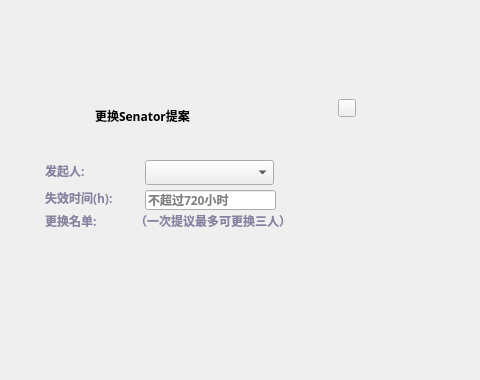
Above: LNKWallet/guard/SenatorChangeSenatorDialog.ui from HcashOrg/hx-indicator before the change; both pictures show x 285 to 765 and y 0 to 380 of the 960 by 543 pixel window. Below: the same form after it.
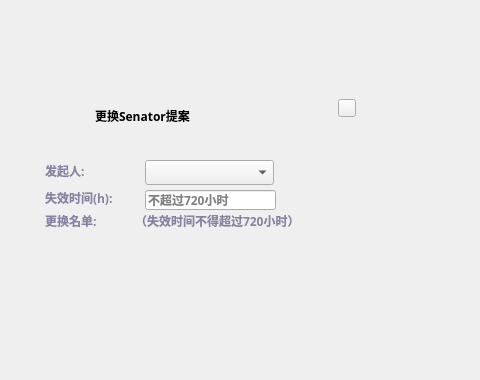
That is the form after the change. Custom widgets are drawn as their Qt base class.

Commit message: senator change senator dialog ui change

What changed in the file:
```diff
--- a/LNKWallet/guard/SenatorChangeSenatorDialog.ui
+++ b/LNKWallet/guard/SenatorChangeSenatorDialog.ui
@@ -195,7 +195,7 @@
 font: 11px &quot;Microsoft YaHei UI Light&quot;;}</string>
      </property>
      <property name="text">
-      <string>（一次提议最多可更换三人）</string>
+      <string>（失效时间不得超过720小时）</string>
      </property>
     </widget>
     <widget class="ChangeSenatorSwitchWidget" name="replaceWidget" native="true">
```
The commit also changes 4 other files.
